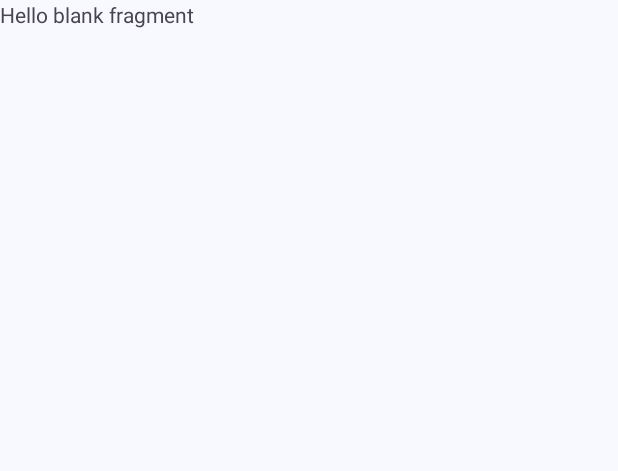
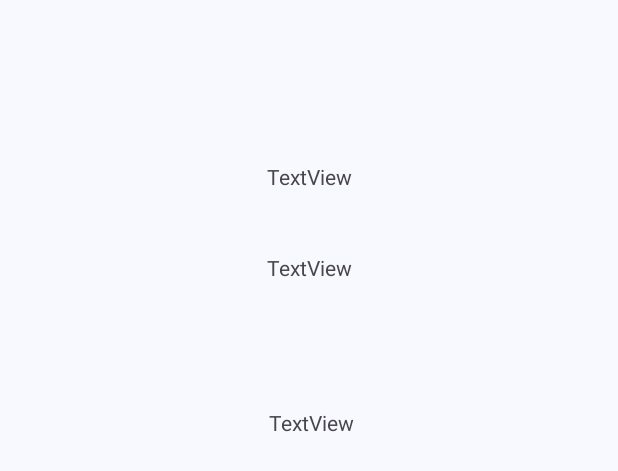
Before and after one commit to NotArBee/StorySpace, an Android app: the layout fragment_home.xml on its own in the app's theme, with its tools: preview values and no code run, on a phone screen of 412 x 824 dp. Shown: the top 471 px of the screen. Run offline under Robolectric (Android 15) with nearby library versions, the phone set to English and light mode, and no system bars.

```diff
--- a/app/src/main/java/com/ardev/myapplication/ui/fragment/enterForm/signIn/SignInViewModel.kt
+++ b/app/src/main/java/com/ardev/myapplication/ui/fragment/enterForm/signIn/SignInViewModel.kt
@@ -5,6 +5,7 @@ import android.util.Log
 import androidx.lifecycle.LiveData
 import androidx.lifecycle.MutableLiveData
 import androidx.lifecycle.ViewModel
+import androidx.lifecycle.asLiveData
 import androidx.lifecycle.viewModelScope
 import com.ardev.myapplication.data.response.LoginResponse
 import com.ardev.myapplication.data.response.LoginResult
@@ -60,6 +61,10 @@ class SignInViewModel(private val userPreferences: UserPreferences) : ViewModel(
         }
     }
 
+    fun getUserData() : LiveData<LoginResult?>{
+        return userPreferences.getUserData().asLiveData()
+    }
+
     companion object {
         private const val TAG = "SignInViewModel"
     }
--- a/app/src/main/res/layout/fragment_home.xml
+++ b/app/src/main/res/layout/fragment_home.xml
@@ -1,14 +1,37 @@
 <?xml version="1.0" encoding="utf-8"?>
-<FrameLayout xmlns:android="http://schemas.android.com/apk/res/android"
+<androidx.constraintlayout.widget.ConstraintLayout xmlns:android="http://schemas.android.com/apk/res/android"
+    xmlns:app="http://schemas.android.com/apk/res-auto"
     xmlns:tools="http://schemas.android.com/tools"
     android:layout_width="match_parent"
     android:layout_height="match_parent"
     tools:context=".ui.fragment.home.HomeFragment">
 
-    <!-- TODO: Update blank fragment layout -->
     <TextView
-        android:layout_width="match_parent"
-        android:layout_height="match_parent"
-        android:text="@string/hello_blank_fragment" />
+        android:id="@+id/tv_test1"
+        android:layout_width="wrap_content"
+        android:layout_height="wrap_content"
+        android:layout_marginTop="108dp"
+        android:text="TextView"
+        app:layout_constraintEnd_toEndOf="parent"
+        app:layout_constraintStart_toStartOf="parent"
+        app:layout_constraintTop_toTopOf="parent" />
 
-</FrameLayout>
+    <TextView
+        android:id="@+id/tv_test2"
+        android:layout_width="wrap_content"
+        android:layout_height="wrap_content"
+        android:layout_marginTop="41dp"
+        android:text="TextView"
+        app:layout_constraintStart_toStartOf="@+id/tv_test1"
+        app:layout_constraintTop_toBottomOf="@+id/tv_test1" />
+
+    <TextView
+        android:id="@+id/tv_test3"
+        android:layout_width="wrap_content"
+        android:layout_height="wrap_content"
+        android:layout_marginStart="1dp"
+        android:layout_marginTop="84dp"
+        android:text="TextView"
+        app:layout_constraintStart_toStartOf="@+id/tv_test2"
+        app:layout_constraintTop_toBottomOf="@+id/tv_test2" />
+</androidx.constraintlayout.widget.ConstraintLayout>
```
Also changed, not shown: app/src/main/java/com/ardev/myapplication/dataStore/UserPreferences.kt (+9 -0 lines), app/src/main/java/com/ardev/myapplication/ui/MainActivity.kt (+52 -1 lines), app/src/main/java/com/ardev/myapplication/ui/fragment/enterForm/signIn/SignInFragment.kt (+8 -14 lines), app/src/main/java/com/ardev/myapplication/ui/fragment/home/HomeFragment.kt (+25 -10 lines), app/src/main/java/com/ardev/myapplication/ui/fragment/home/HomeFragmentViewModel.kt (added, +9 -0 lines), app/src/main/res/layout/story_card.xml (added, +53 -0 lines).
